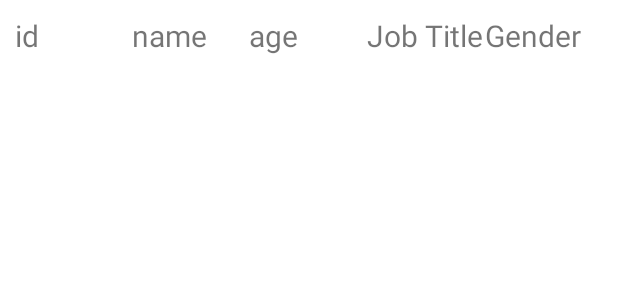
After one commit to AhmedAbd-Al-Majeed/LocalDatabase, an Android app: the layout custom_list_view.xml on its own in the app's theme, with its tools: preview values and no code run, on a phone screen of 412 x 824 dp. The commit adds this screen. Shown: the top 300 px of the screen. Run offline under Robolectric (Android 15) with nearby library versions, the phone set to English and light mode, and no system bars.

Commit message:
Custom ListView added

```diff
--- /dev/null
+++ b/app/src/main/res/layout/custom_list_view.xml
@@ -0,0 +1,53 @@
+<?xml version="1.0" encoding="utf-8"?>
+<RelativeLayout
+    xmlns:android="http://schemas.android.com/apk/res/android"
+    android:layout_width="match_parent"
+
+    android:layout_height="match_parent">
+    <LinearLayout
+        android:id="@+id/linear"
+        android:layout_width="match_parent"
+        android:layout_height="wrap_content"
+        android:orientation="horizontal"
+        android:padding="10dp"
+        android:weightSum="5"
+        >
+        <TextView
+            android:id="@+id/id_text"
+            android:layout_width="0dp"
+            android:layout_height="wrap_content"
+            android:layout_weight="1"
+            android:text="id"
+            android:textSize="20sp"/>
+        <TextView
+            android:id="@+id/name_text"
+            android:layout_width="0dp"
+            android:layout_height="wrap_content"
+            android:layout_weight="1"
+            android:text="name"
+            android:textSize="20sp"/>
+        <TextView
+            android:id="@+id/age_text"
+            android:layout_width="0dp"
+            android:layout_height="wrap_content"
+            android:layout_weight="1"
+            android:text="age"
+            android:textSize="20sp"/>
+        <TextView
+            android:id="@+id/job_title_text"
+            android:layout_width="0dp"
+            android:layout_height="wrap_content"
+            android:layout_weight="1"
+            android:text="Job Title"
+            android:textSize="20sp"/>
+        <TextView
+            android:id="@+id/gender_text"
+            android:layout_width="0dp"
+            android:layout_height="wrap_content"
+            android:layout_weight="1"
+            android:text="Gender"
+            android:textSize="20sp"/>
+
+    </LinearLayout>
+
+</RelativeLayout>
```
Also changed, not shown: app/src/main/java/com/example/localdatabase/ListUsers.java (+26 -15 lines), app/src/main/java/com/example/localdatabase/MainActivity.java (+15 -0 lines), app/src/main/java/com/example/localdatabase/UserAdapter.java (added, +62 -0 lines), app/src/main/java/com/example/localdatabase/UserDatabaseHelper.java (+19 -0 lines).
